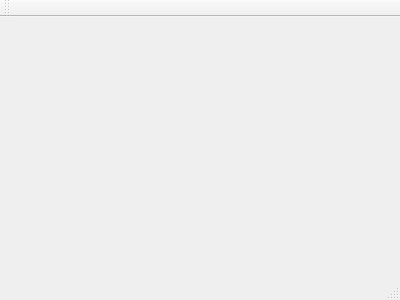
Old version of the form Maplestory-Maid/MainWindow.ui in the repository Fryguest/rest_awhile.
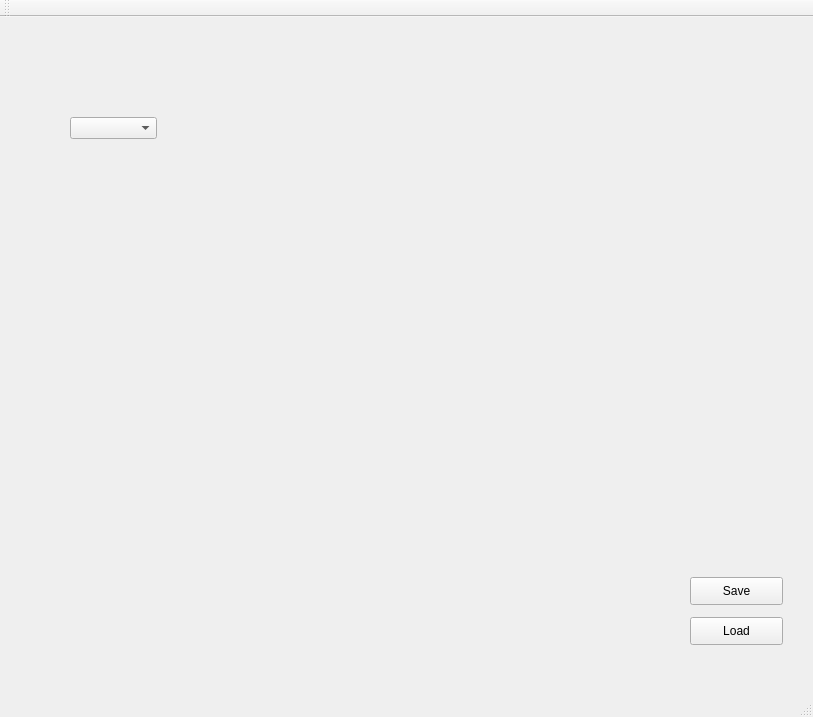
New version of the form.

The edit to the form file:
```diff
--- a/Maplestory-Maid/MainWindow.ui
+++ b/Maplestory-Maid/MainWindow.ui
@@ -1,24 +1,76 @@
 <ui version="4.0">
  <class>MainWindow</class>
- <widget class="QMainWindow" name="MainWindow" >
-  <property name="geometry" >
+ <widget class="QMainWindow" name="MainWindow">
+  <property name="geometry">
    <rect>
     <x>0</x>
     <y>0</y>
-    <width>400</width>
-    <height>300</height>
+    <width>813</width>
+    <height>717</height>
    </rect>
   </property>
   <property name="windowTitle" >
    <string>MainWindow</string>
   </property>
-  <widget class="QMenuBar" name="menuBar" />
-  <widget class="QToolBar" name="mainToolBar" />
-  <widget class="QWidget" name="centralWidget" />
-  <widget class="QStatusBar" name="statusBar" />
+  <widget class="QWidget" name="centralWidget">
+   <widget class="QPushButton" name="SaveButton">
+    <property name="geometry">
+     <rect>
+      <x>690</x>
+      <y>560</y>
+      <width>93</width>
+      <height>28</height>
+     </rect>
+    </property>
+    <property name="text">
+     <string>Save</string>
+    </property>
+   </widget>
+   <widget class="QPushButton" name="LoadButton">
+    <property name="geometry">
+     <rect>
+      <x>690</x>
+      <y>600</y>
+      <width>93</width>
+      <height>28</height>
+     </rect>
+    </property>
+    <property name="text">
+     <string>Load</string>
+    </property>
+   </widget>
+   <widget class="QComboBox" name="JobComboBox">
+    <property name="geometry">
+     <rect>
+      <x>70</x>
+      <y>100</y>
+      <width>87</width>
+      <height>22</height>
+     </rect>
+    </property>
+   </widget>
+  </widget>
+  <widget class="QMenuBar" name="menuBar">
+   <property name="geometry">
+    <rect>
+     <x>0</x>
+     <y>0</y>
+     <width>813</width>
+     <height>26</height>
+    </rect>
+   </property>
+  </widget>
+  <widget class="QToolBar" name="mainToolBar">
+   <attribute name="toolBarArea">
+    <enum>TopToolBarArea</enum>
+   </attribute>
+   <attribute name="toolBarBreak">
+    <bool>false</bool>
+   </attribute>
+  </widget>
+  <widget class="QStatusBar" name="statusBar"/>
  </widget>
- <layoutDefault spacing="6" margin="11" />
- <pixmapfunction></pixmapfunction>
+ <layoutdefault spacing="6" margin="11"/>
  <resources/>
  <connections/>
 </ui>
```
Left out of the diff: 3 changed lines with no effect on the pictures.
